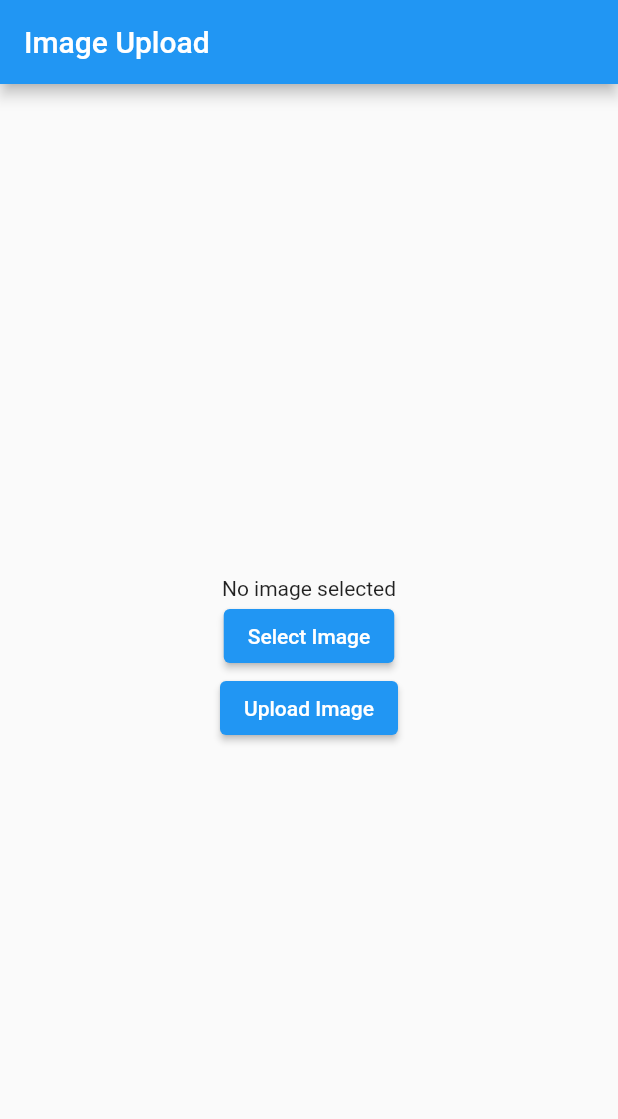
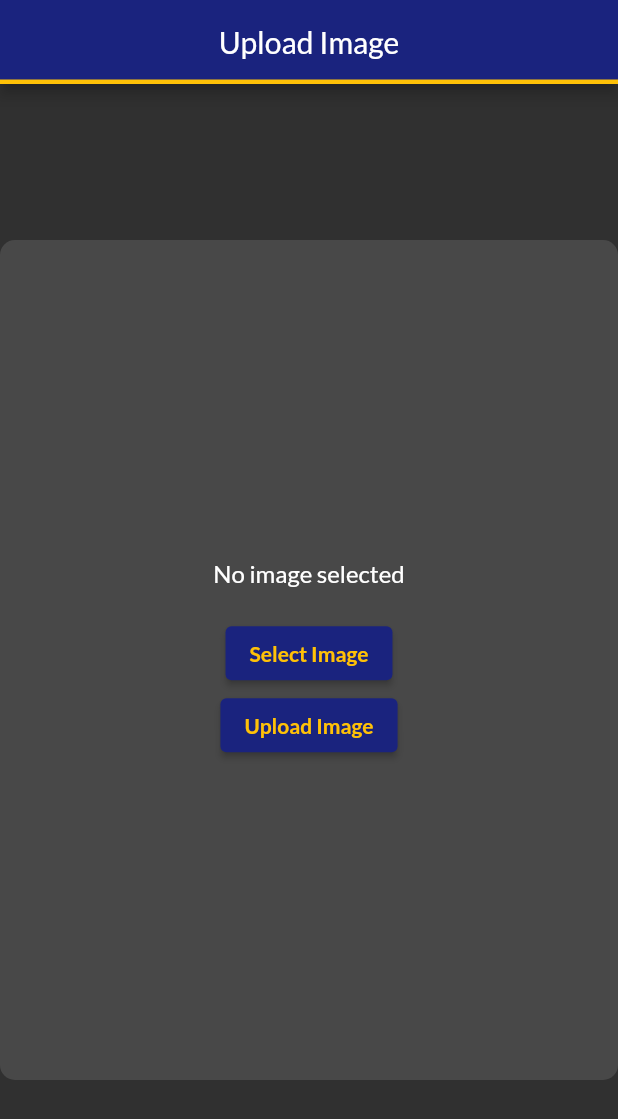
Before and after one commit to Madhav-Mukund/nrich_assignment, a Flutter app: the screen it shows after launch, on a phone screen of 412 x 824 dp. Shown: the top 1119 px of the screen. Run offline on Flutter 3.47's test engine with Material 2 defaults, Android fonts, the phone set to English and light mode, and no system bars; our stand-ins replace google_fonts, image_picker.

Commit message:
Final changes

```diff
--- a/lib/home.dart
+++ b/lib/home.dart
@@ -1,5 +1,6 @@
 import 'dart:io';
 import 'package:flutter/material.dart';
+import 'package:google_fonts/google_fonts.dart';
 import 'package:image_picker/image_picker.dart';
 import 'package:http/http.dart' as http;
 
@@ -10,6 +11,8 @@ class ImageUploadScreen extends StatefulWidget {
 
 class _ImageUploadScreenState extends State<ImageUploadScreen> {
   File? _image;
+  final blue = const Color.fromARGB(255, 26, 35, 126);
+  final yellow = const Color.fromARGB(255, 255, 193, 7);
 
   Future<void> _getImageFromGallery() async {
     final pickedFile =
@@ -53,25 +56,73 @@ class _ImageUploadScreenState extends State<ImageUploadScreen> {
   @override
   Widget build(BuildContext context) {
     return Scaffold(
-      appBar: AppBar(title: Text('Image Upload')),
+        appBar: AppBar(
+          title: Text(
+            'Upload Image',
+            style: GoogleFonts.lato(),
+          ),
+          backgroundColor: blue,
+          shape: Border(
+            bottom: BorderSide(color: yellow, width: 3),
+          ),
+          centerTitle: true,
+        ),
         body: Center(
+          child: Container(
+            decoration: BoxDecoration(
+              borderRadius: BorderRadius.circular(10),
+              color: const Color.fromARGB(255, 72, 72, 72),
+            ),
+            height: 560,
             child: Column(
               mainAxisAlignment: MainAxisAlignment.center,
               children: [
                 _image == null
-                ? Text('No image selected')
-                : Image.file(_image!, width: 300, height: 300),
+                    ? Row()
+                    : Row(
+                        children: [
+                          const Spacer(),
+                          IconButton(
+                              onPressed: () {
+                                setState(() {
+                                  _image = null;
+                                });
+                              },
+                              icon: const Icon(Icons.cancel_outlined))
+                        ],
+                      ),
+                _image == null
+                    ? Text(
+                        'No image selected',
+                        style: GoogleFonts.lato(fontSize: 16),
+                      )
+                    : Image.file(_image!, width: 360, height: 360),
+                const SizedBox(
+                  height: 20,
+                ),
                 ElevatedButton(
                   onPressed: _getImageFromGallery,
-              child: Text('Select Image'),
+                  style: ButtonStyle(
+                      backgroundColor: MaterialStatePropertyAll(blue)),
+                  child: Text(
+                    'Select Image',
+                    style: GoogleFonts.lato(
+                        color: yellow, fontWeight: FontWeight.w600),
+                  ),
                 ),
                 ElevatedButton(
                   onPressed: _uploadImage,
-              child: Text('Upload Image'),
+                  style: ButtonStyle(
+                      backgroundColor: MaterialStatePropertyAll(blue)),
+                  child: Text(
+                    'Upload Image',
+                    style: GoogleFonts.lato(
+                        color: yellow, fontWeight: FontWeight.w600),
+                  ),
                 ),
               ],
             ),
           ),
-    );
+        ));
   }
 }
--- a/lib/main.dart
+++ b/lib/main.dart
@@ -12,6 +12,7 @@ class MyApp extends StatelessWidget {
   Widget build(BuildContext context) {
     return MaterialApp(
       debugShowCheckedModeBanner: false,
+      theme: ThemeData.dark(),
       title: 'Nrich Assignment',
       home: ImageUploadScreen(),
     );
--- a/pubspec.yaml
+++ b/pubspec.yaml
@@ -31,6 +31,7 @@ dependencies:
   cupertino_icons: ^1.0.2
   flutter:
     sdk: flutter
+  google_fonts: ^4.0.3
   http: ^0.13.5
   image_picker: ^0.8.7+4
 
```
Also changed, not shown: pubspec.lock, 1 other file. Lines whose indentation alone changed are shown as unchanged.
